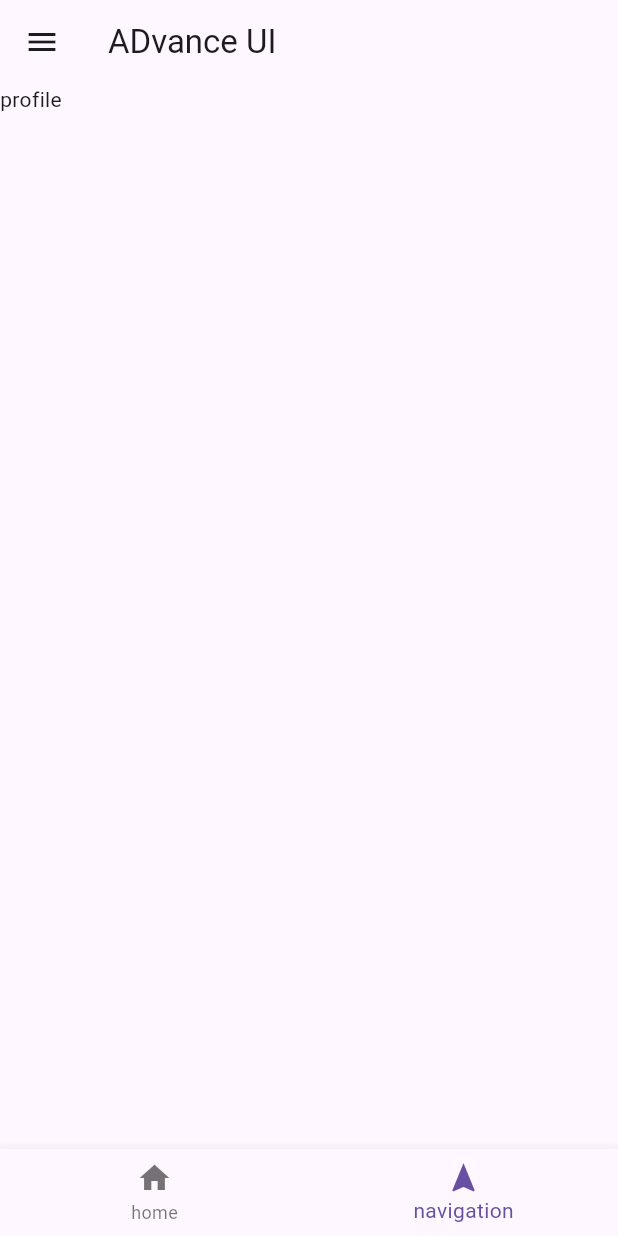
After one commit to jamilhasan3301/chachedima, a Flutter app: the screen it shows after launch, on a phone screen of 412 x 824 dp. The commit adds this screen. Run offline on Flutter 3.47's test engine with Material 3 defaults, Android fonts, the phone set to English and light mode, and no system bars; our stand-ins replace cached_network_image.

Commit message:
navigation

```diff
--- /dev/null
+++ b/lib/body.dart
@@ -0,0 +1,36 @@
+import 'package:flutter/material.dart';
+
+class AppaBody extends StatefulWidget {
+  const AppaBody({super.key});
+
+  @override
+  State<AppaBody> createState() => _AppaBodyState();
+}
+
+class _AppaBodyState extends State<AppaBody> {
+  int currentIndex = 1;
+  final List<Widget> pages = [
+    Text("Home"),
+    Text("profile"),
+  ];
+  void onClickMENU(int index) {
+    setState(() {
+      currentIndex = index;
+    });
+  }
+
+  @override
+  Widget build(BuildContext context) {
+    return Scaffold(
+      body: pages[currentIndex],
+      bottomNavigationBar: BottomNavigationBar(
+        onTap: onClickMENU,
+        currentIndex: currentIndex,
+        items: [
+        BottomNavigationBarItem(icon: Icon(Icons.home), label: "home"),
+        BottomNavigationBarItem(
+            icon: Icon(Icons.navigation), label: "navigation"),
+      ]),
+    );
+  }
+}
```
Also changed, not shown: lib/main.dart (+14 -28 lines).
